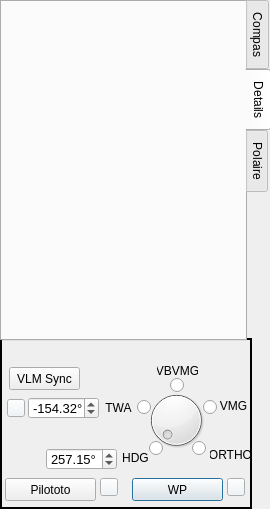
First picture: the form in src/Ui/BoardVlmNew.ui, repository nohal/qtVlm, before the edit.
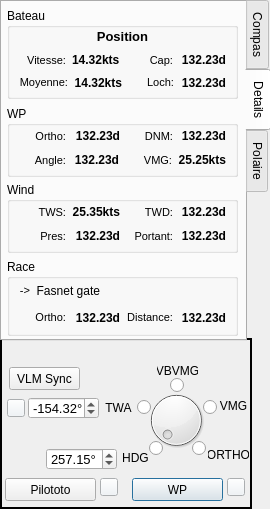
Second picture: the form after the edit. The open tabs and pages were chosen to show the change. Custom widgets are drawn as their Qt base class.

Commit message: Continuing new vlm board

Patch:
```diff
--- a/src/Ui/BoardVlmNew.ui
+++ b/src/Ui/BoardVlmNew.ui
@@ -209,6 +209,655 @@
     <attribute name="title">
      <string>Details</string>
     </attribute>
+    <widget class="QGroupBox" name="det_boatBox">
+     <property name="geometry">
+      <rect>
+       <x>5</x>
+       <y>6</y>
+       <width>231</width>
+       <height>91</height>
+      </rect>
+     </property>
+     <property name="font">
+      <font>
+       <pointsize>9</pointsize>
+      </font>
+     </property>
+     <property name="layoutDirection">
+      <enum>Qt::LeftToRight</enum>
+     </property>
+     <property name="title">
+      <string>Bateau</string>
+     </property>
+     <property name="flat">
+      <bool>false</bool>
+     </property>
+     <layout class="QVBoxLayout" name="verticalLayout">
+      <property name="topMargin">
+       <number>1</number>
+      </property>
+      <property name="bottomMargin">
+       <number>5</number>
+      </property>
+      <item>
+       <widget class="QLabel" name="det_POS">
+        <property name="font">
+         <font>
+          <pointsize>10</pointsize>
+          <weight>75</weight>
+          <bold>true</bold>
+         </font>
+        </property>
+        <property name="text">
+         <string>Position</string>
+        </property>
+        <property name="alignment">
+         <set>Qt::AlignHCenter|Qt::AlignTop</set>
+        </property>
+       </widget>
+      </item>
+      <item>
+       <layout class="QHBoxLayout" name="horizontalLayout">
+        <item>
+         <widget class="QLabel" name="label_2">
+          <property name="font">
+           <font>
+            <pointsize>8</pointsize>
+           </font>
+          </property>
+          <property name="text">
+           <string>Vitesse:</string>
+          </property>
+          <property name="alignment">
+           <set>Qt::AlignRight|Qt::AlignTrailing|Qt::AlignVCenter</set>
+          </property>
+         </widget>
+        </item>
+        <item>
+         <widget class="QLabel" name="det_BS">
+          <property name="font">
+           <font>
+            <weight>75</weight>
+            <bold>true</bold>
+           </font>
+          </property>
+          <property name="text">
+           <string>14.32kts</string>
+          </property>
+          <property name="alignment">
+           <set>Qt::AlignLeading|Qt::AlignLeft|Qt::AlignVCenter</set>
+          </property>
+         </widget>
+        </item>
+        <item>
+         <widget class="QLabel" name="label_4">
+          <property name="font">
+           <font>
+            <pointsize>8</pointsize>
+           </font>
+          </property>
+          <property name="text">
+           <string>Cap:</string>
+          </property>
+          <property name="alignment">
+           <set>Qt::AlignRight|Qt::AlignTrailing|Qt::AlignVCenter</set>
+          </property>
+         </widget>
+        </item>
+        <item>
+         <widget class="QLabel" name="det_HDG">
+          <property name="font">
+           <font>
+            <weight>75</weight>
+            <bold>true</bold>
+           </font>
+          </property>
+          <property name="text">
+           <string>132.23d</string>
+          </property>
+          <property name="alignment">
+           <set>Qt::AlignRight|Qt::AlignTrailing|Qt::AlignVCenter</set>
+          </property>
+         </widget>
+        </item>
+       </layout>
+      </item>
+      <item>
+       <layout class="QHBoxLayout" name="horizontalLayout_2">
+        <item>
+         <widget class="QLabel" name="label_6">
+          <property name="font">
+           <font>
+            <pointsize>8</pointsize>
+           </font>
+          </property>
+          <property name="text">
+           <string>Moyenne:</string>
+          </property>
+          <property name="alignment">
+           <set>Qt::AlignRight|Qt::AlignTrailing|Qt::AlignVCenter</set>
+          </property>
+         </widget>
+        </item>
+        <item>
+         <widget class="QLabel" name="det_AVG">
+          <property name="font">
+           <font>
+            <weight>75</weight>
+            <bold>true</bold>
+           </font>
+          </property>
+          <property name="text">
+           <string>14.32kts</string>
+          </property>
+          <property name="alignment">
+           <set>Qt::AlignRight|Qt::AlignTrailing|Qt::AlignVCenter</set>
+          </property>
+         </widget>
+        </item>
+        <item>
+         <widget class="QLabel" name="label_8">
+          <property name="font">
+           <font>
+            <pointsize>8</pointsize>
+           </font>
+          </property>
+          <property name="text">
+           <string>Loch:</string>
+          </property>
+          <property name="alignment">
+           <set>Qt::AlignRight|Qt::AlignTrailing|Qt::AlignVCenter</set>
+          </property>
+         </widget>
+        </item>
+        <item>
+         <widget class="QLabel" name="det_LOCH">
+          <property name="font">
+           <font>
+            <weight>75</weight>
+            <bold>true</bold>
+           </font>
+          </property>
+          <property name="text">
+           <string>132.23d</string>
+          </property>
+          <property name="alignment">
+           <set>Qt::AlignRight|Qt::AlignTrailing|Qt::AlignVCenter</set>
+          </property>
+         </widget>
+        </item>
+       </layout>
+      </item>
+     </layout>
+    </widget>
+    <widget class="QGroupBox" name="det_WPbox">
+     <property name="geometry">
+      <rect>
+       <x>5</x>
+       <y>104</y>
+       <width>231</width>
+       <height>71</height>
+      </rect>
+     </property>
+     <property name="font">
+      <font>
+       <pointsize>9</pointsize>
+      </font>
+     </property>
+     <property name="title">
+      <string>WP</string>
+     </property>
+     <layout class="QVBoxLayout" name="verticalLayout_2">
+      <property name="topMargin">
+       <number>1</number>
+      </property>
+      <property name="bottomMargin">
+       <number>5</number>
+      </property>
+      <item>
+       <layout class="QHBoxLayout" name="horizontalLayout_3">
+        <item>
+         <widget class="QLabel" name="label_3">
+          <property name="font">
+           <font>
+            <pointsize>8</pointsize>
+           </font>
+          </property>
+          <property name="text">
+           <string>Ortho:</string>
+          </property>
+          <property name="alignment">
+           <set>Qt::AlignRight|Qt::AlignTrailing|Qt::AlignVCenter</set>
+          </property>
+         </widget>
+        </item>
+        <item>
+         <widget class="QLabel" name="det_ORT">
+          <property name="font">
+           <font>
+            <weight>75</weight>
+            <bold>true</bold>
+           </font>
+          </property>
+          <property name="text">
+           <string>132.23d</string>
+          </property>
+          <property name="alignment">
+           <set>Qt::AlignRight|Qt::AlignTrailing|Qt::AlignVCenter</set>
+          </property>
+         </widget>
+        </item>
+        <item>
+         <widget class="QLabel" name="label_5">
+          <property name="font">
+           <font>
+            <pointsize>8</pointsize>
+           </font>
+          </property>
+          <property name="text">
+           <string>DNM:</string>
+          </property>
+          <property name="alignment">
+           <set>Qt::AlignRight|Qt::AlignTrailing|Qt::AlignVCenter</set>
+          </property>
+         </widget>
+        </item>
+        <item>
+         <widget class="QLabel" name="det_DNM">
+          <property name="font">
+           <font>
+            <weight>75</weight>
+            <bold>true</bold>
+           </font>
+          </property>
+          <property name="text">
+           <string>132.23d</string>
+          </property>
+          <property name="alignment">
+           <set>Qt::AlignRight|Qt::AlignTrailing|Qt::AlignVCenter</set>
+          </property>
+         </widget>
+        </item>
+       </layout>
+      </item>
+      <item>
+       <layout class="QHBoxLayout" name="horizontalLayout_4">
+        <item>
+         <widget class="QLabel" name="label_7">
+          <property name="font">
+           <font>
+            <pointsize>8</pointsize>
+           </font>
+          </property>
+          <property name="text">
+           <string>Angle:</string>
+          </property>
+          <property name="alignment">
+           <set>Qt::AlignRight|Qt::AlignTrailing|Qt::AlignVCenter</set>
+          </property>
+         </widget>
+        </item>
+        <item>
+         <widget class="QLabel" name="det_ANGLE">
+          <property name="font">
+           <font>
+            <weight>75</weight>
+            <bold>true</bold>
+           </font>
+          </property>
+          <property name="text">
+           <string>132.23d</string>
+          </property>
+          <property name="alignment">
+           <set>Qt::AlignRight|Qt::AlignTrailing|Qt::AlignVCenter</set>
+          </property>
+         </widget>
+        </item>
+        <item>
+         <widget class="QLabel" name="label_9">
+          <property name="font">
+           <font>
+            <pointsize>8</pointsize>
+           </font>
+          </property>
+          <property name="text">
+           <string>VMG:</string>
+          </property>
+          <property name="alignment">
+           <set>Qt::AlignRight|Qt::AlignTrailing|Qt::AlignVCenter</set>
+          </property>
+         </widget>
+        </item>
+        <item>
+         <widget class="QLabel" name="det_VMG">
+          <property name="font">
+           <font>
+            <weight>75</weight>
+            <bold>true</bold>
+           </font>
+          </property>
+          <property name="text">
+           <string>25.25kts</string>
+          </property>
+          <property name="alignment">
+           <set>Qt::AlignRight|Qt::AlignTrailing|Qt::AlignVCenter</set>
+          </property>
+         </widget>
+        </item>
+       </layout>
+      </item>
+     </layout>
+    </widget>
+    <widget class="QGroupBox" name="det_windBox">
+     <property name="geometry">
+      <rect>
+       <x>5</x>
+       <y>180</y>
+       <width>231</width>
+       <height>71</height>
+      </rect>
+     </property>
+     <property name="font">
+      <font>
+       <pointsize>9</pointsize>
+      </font>
+     </property>
+     <property name="title">
+      <string>Wind</string>
+     </property>
+     <layout class="QVBoxLayout" name="verticalLayout_3">
+      <property name="topMargin">
+       <number>1</number>
+      </property>
+      <property name="bottomMargin">
+       <number>5</number>
+      </property>
+      <item>
+       <layout class="QHBoxLayout" name="horizontalLayout_5">
+        <item>
+         <widget class="QLabel" name="label_11">
+          <property name="font">
+           <font>
+            <pointsize>8</pointsize>
+           </font>
+          </property>
+          <property name="text">
+           <string>TWS:</string>
+          </property>
+          <property name="alignment">
+           <set>Qt::AlignRight|Qt::AlignTrailing|Qt::AlignVCenter</set>
+          </property>
+         </widget>
+        </item>
+        <item>
+         <widget class="QLabel" name="det_TWS">
+          <property name="font">
+           <font>
+            <weight>75</weight>
+            <bold>true</bold>
+           </font>
+          </property>
+          <property name="text">
+           <string>25.35kts</string>
+          </property>
+          <property name="alignment">
+           <set>Qt::AlignRight|Qt::AlignTrailing|Qt::AlignVCenter</set>
+          </property>
+         </widget>
+        </item>
+        <item>
+         <widget class="QLabel" name="label_12">
+          <property name="font">
+           <font>
+            <pointsize>8</pointsize>
+           </font>
+          </property>
+          <property name="text">
+           <string>TWD:</string>
+          </property>
+          <property name="alignment">
+           <set>Qt::AlignRight|Qt::AlignTrailing|Qt::AlignVCenter</set>
+          </property>
+         </widget>
+        </item>
+        <item>
+         <widget class="QLabel" name="det_TWD">
+          <property name="font">
+           <font>
+            <weight>75</weight>
+            <bold>true</bold>
+           </font>
+          </property>
+          <property name="text">
+           <string>132.23d</string>
+          </property>
+          <property name="alignment">
+           <set>Qt::AlignRight|Qt::AlignTrailing|Qt::AlignVCenter</set>
+          </property>
+         </widget>
+        </item>
+       </layout>
+      </item>
+      <item>
+       <layout class="QHBoxLayout" name="horizontalLayout_6">
+        <item>
+         <widget class="QLabel" name="label_13">
+          <property name="font">
+           <font>
+            <pointsize>8</pointsize>
+           </font>
+          </property>
+          <property name="text">
+           <string>Pres:</string>
+          </property>
+          <property name="alignment">
+           <set>Qt::AlignRight|Qt::AlignTrailing|Qt::AlignVCenter</set>
+          </property>
+         </widget>
+        </item>
+        <item>
+         <widget class="QLabel" name="det_UPWind">
+          <property name="font">
+           <font>
+            <weight>75</weight>
+            <bold>true</bold>
+           </font>
+          </property>
+          <property name="text">
+           <string>132.23d</string>
+          </property>
+          <property name="alignment">
+           <set>Qt::AlignRight|Qt::AlignTrailing|Qt::AlignVCenter</set>
+          </property>
+         </widget>
+        </item>
+        <item>
+         <widget class="QLabel" name="label_14">
+          <property name="font">
+           <font>
+            <pointsize>8</pointsize>
+           </font>
+          </property>
+          <property name="text">
+           <string>Portant:</string>
+          </property>
+          <property name="alignment">
+           <set>Qt::AlignRight|Qt::AlignTrailing|Qt::AlignVCenter</set>
+          </property>
+         </widget>
+        </item>
+        <item>
+         <widget class="QLabel" name="det_DwWind">
+          <property name="font">
+           <font>
+            <weight>75</weight>
+            <bold>true</bold>
+           </font>
+          </property>
+          <property name="text">
+           <string>132.23d</string>
+          </property>
+          <property name="alignment">
+           <set>Qt::AlignRight|Qt::AlignTrailing|Qt::AlignVCenter</set>
+          </property>
+         </widget>
+        </item>
+       </layout>
+      </item>
+     </layout>
+    </widget>
+    <widget class="QGroupBox" name="det_raceBox">
+     <property name="geometry">
+      <rect>
+       <x>5</x>
+       <y>257</y>
+       <width>231</width>
+       <height>77</height>
+      </rect>
+     </property>
+     <property name="font">
+      <font>
+       <pointsize>9</pointsize>
+      </font>
+     </property>
+     <property name="title">
+      <string>Race</string>
+     </property>
+     <layout class="QVBoxLayout" name="verticalLayout_4">
+      <property name="topMargin">
+       <number>1</number>
+      </property>
+      <property name="bottomMargin">
+       <number>5</number>
+      </property>
+      <item>
+       <layout class="QHBoxLayout" name="horizontalLayout_7">
+        <item>
+         <widget class="QLabel" name="det_arrow">
+          <property name="font">
+           <font>
+            <pointsize>8</pointsize>
+           </font>
+          </property>
+          <property name="text">
+           <string>-&gt;</string>
+          </property>
+          <property name="alignment">
+           <set>Qt::AlignRight|Qt::AlignTrailing|Qt::AlignVCenter</set>
+          </property>
+         </widget>
+        </item>
+        <item>
+         <widget class="QLabel" name="det_GATE">
+          <property name="text">
+           <string>Fasnet gate</string>
+          </property>
+          <property name="alignment">
+           <set>Qt::AlignRight|Qt::AlignTrailing|Qt::AlignVCenter</set>
+          </property>
+         </widget>
+        </item>
+        <item>
+         <spacer name="horizontalSpacer">
+          <property name="orientation">
+           <enum>Qt::Horizontal</enum>
+          </property>
+          <property name="sizeHint" stdset="0">
+           <size>
+            <width>40</width>
+            <height>20</height>
+           </size>
+          </property>
+         </spacer>
+        </item>
+       </layout>
+      </item>
+      <item>
+       <layout class="QHBoxLayout" name="horizontalLayout_8">
+        <item>
+         <widget class="QLabel" name="label_17">
+          <property name="font">
+           <font>
+            <pointsize>8</pointsize>
+           </font>
+          </property>
+          <property name="text">
+           <string>Ortho:</string>
+          </property>
+          <property name="alignment">
+           <set>Qt::AlignRight|Qt::AlignTrailing|Qt::AlignVCenter</set>
+          </property>
+         </widget>
+        </item>
+        <item>
+         <widget class="QLabel" name="det_GATE_ORT">
+          <property name="font">
+           <font>
+            <weight>75</weight>
+            <bold>true</bold>
+           </font>
+          </property>
+          <property name="text">
+           <string>132.23d</string>
+          </property>
+          <property name="alignment">
+           <set>Qt::AlignRight|Qt::AlignTrailing|Qt::AlignVCenter</set>
+          </property>
+         </widget>
+        </item>
+        <item>
+         <widget class="QLabel" name="label_18">
+          <property name="font">
+           <font>
+            <pointsize>8</pointsize>
+           </font>
+          </property>
+          <property name="text">
+           <string>Distance:</string>
+          </property>
+          <property name="alignment">
+           <set>Qt::AlignRight|Qt::AlignTrailing|Qt::AlignVCenter</set>
+          </property>
+         </widget>
+        </item>
+        <item>
+         <widget class="QLabel" name="det_GATE_DIST">
+          <property name="font">
+           <font>
+            <weight>75</weight>
+            <bold>true</bold>
+           </font>
+          </property>
+          <property name="text">
+           <string>132.23d</string>
+          </property>
+          <property name="alignment">
+           <set>Qt::AlignRight|Qt::AlignTrailing|Qt::AlignVCenter</set>
+          </property>
+         </widget>
+        </item>
+       </layout>
+      </item>
+     </layout>
+    </widget>
+    <widget class="QLabel" name="lab_backTab2">
+     <property name="geometry">
+      <rect>
+       <x>0</x>
+       <y>0</y>
+       <width>250</width>
+       <height>350</height>
+      </rect>
+     </property>
+     <property name="text">
+      <string/>
+     </property>
+    </widget>
+    <zorder>lab_backTab2</zorder>
+    <zorder>det_boatBox</zorder>
+    <zorder>det_WPbox</zorder>
+    <zorder>det_windBox</zorder>
+    <zorder>det_raceBox</zorder>
    </widget>
    <widget class="QWidget" name="tab_3">
     <attribute name="title">
@@ -438,7 +1087,7 @@
    <widget class="QLabel" name="lab_ORTHO">
     <property name="geometry">
      <rect>
-      <x>210</x>
+      <x>208</x>
       <y>110</y>
       <width>41</width>
       <height>13</height>
```
Left out of the diff: 9 changed lines with no effect on the pictures. The commit also changes 1 other file.
